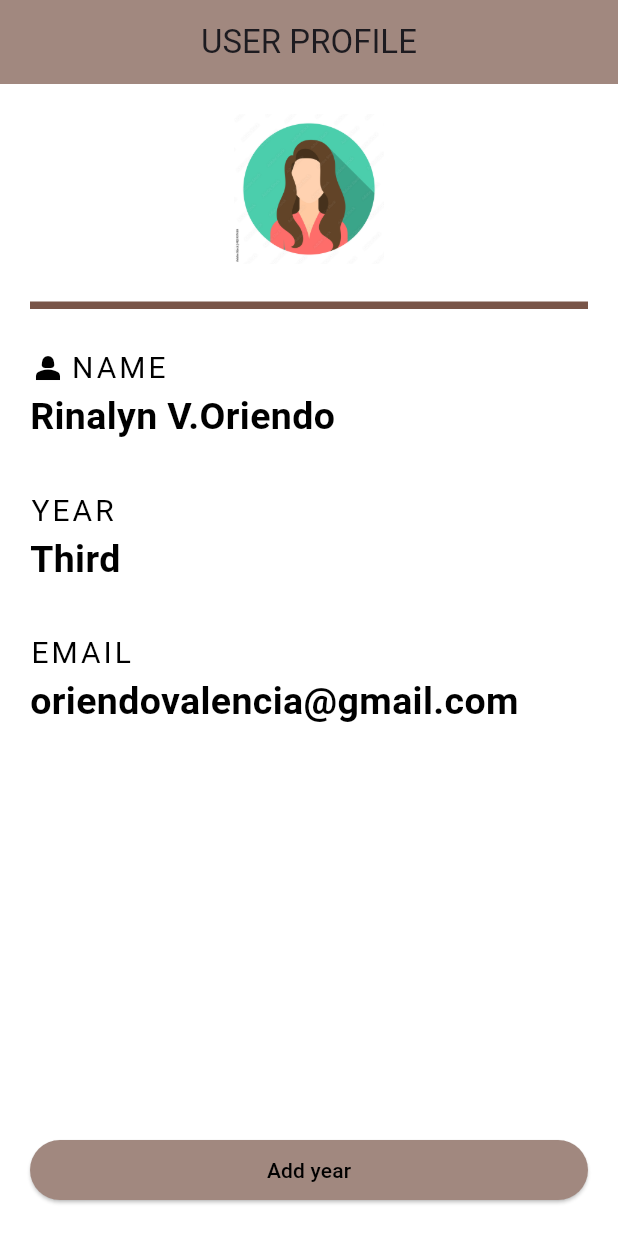
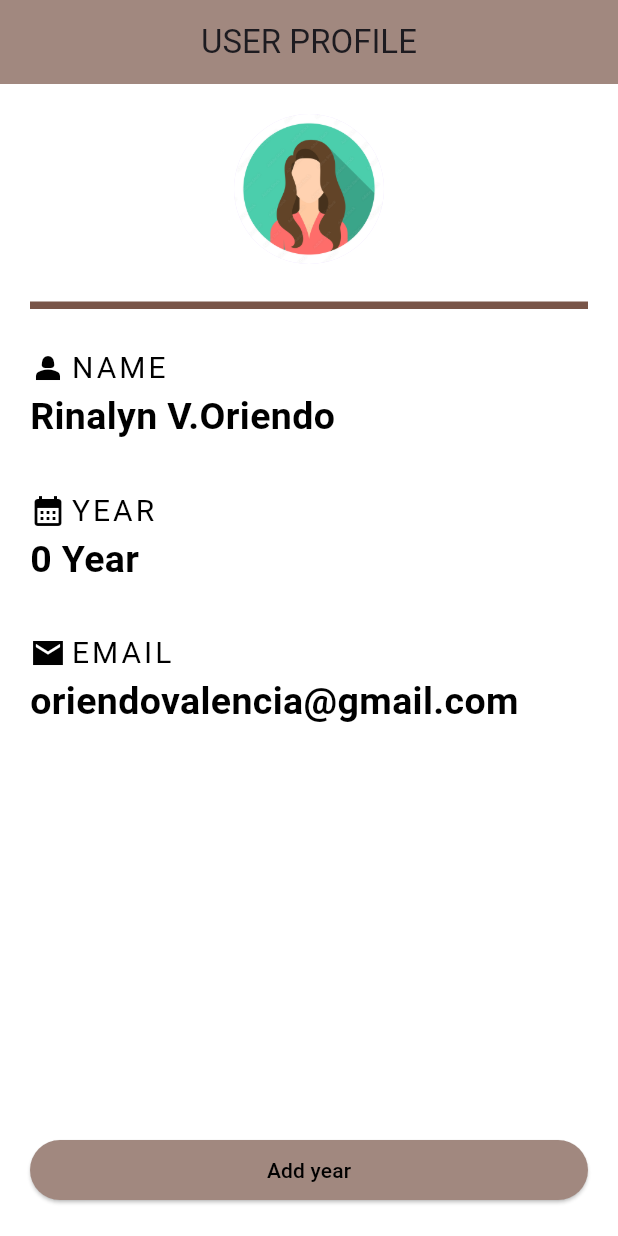
Before and after one commit to rinakels/Front-Bur-Gheran, a Flutter app: the screen it shows after launch, on a phone screen of 412 x 824 dp. Run offline on Flutter 3.47's test engine with Material 3 defaults, Android fonts, the phone set to English and light mode, and no system bars.

Commit message:
Finalize the Activity_1

```diff
--- a/lib/home.dart
+++ b/lib/home.dart
@@ -1,7 +1,15 @@
 import 'package:flutter/material.dart';
 
-class Home extends StatelessWidget {
+class Home extends StatefulWidget {
   const Home({super.key});
+
+  @override
+  State<Home> createState() => _HomeState();
+}
+
+class _HomeState extends State<Home> {
+
+  int year= 0;
 
   @override
   Widget build(BuildContext context) {
@@ -22,7 +30,7 @@ class Home extends StatelessWidget {
               children:<Widget>[
                 Center(
                   child: CircleAvatar(
-                    child: Image.asset('assets/browngirl.jpg'),
+                    backgroundImage: AssetImage('assets/browngirl.jpg'),
                     radius: 50.0,
                   ),
                 ),
@@ -59,6 +67,13 @@ class Home extends StatelessWidget {
                   ),
                 ),
                 SizedBox(height: 30.0,),
+                Row(
+                  children: [
+                    Icon(
+                      Icons.calendar_month_sharp,
+                      color:Colors.black,
+                    ),
+                    SizedBox(width: 3.0),
                     Text(
                       'YEAR',
                       style: TextStyle(
@@ -69,8 +84,11 @@ class Home extends StatelessWidget {
                       ),
 
                     ),
+                  ],
+                ),
+
                 Text(
-                  'Third',
+                  '$year Year',
                   style: TextStyle(
                     fontWeight: FontWeight.bold,
                     color: Colors.black,
@@ -78,6 +96,14 @@ class Home extends StatelessWidget {
                   ),
                 ),
                 SizedBox(height: 30.0,),
+
+                Row(
+                  children: [
+                    Icon(
+                      Icons.email_sharp,
+                      color: Colors.black,
+                    ),
+                    SizedBox(width: 3.0,),
                     Text(
                       'EMAIL',
                       style: TextStyle(
@@ -88,6 +114,10 @@ class Home extends StatelessWidget {
                       ),
 
                     ),
+
+                  ]
+                ),
+
                 Text(
                   'oriendovalencia@gmail.com',
                   style: TextStyle(
@@ -102,7 +132,11 @@ class Home extends StatelessWidget {
               crossAxisAlignment: CrossAxisAlignment.stretch,
               children: [
                 ElevatedButton(
-                    onPressed: (){},
+                    onPressed: (){
+                      setState(() {
+                        year + = 1;
+                      });
+                    },
                     child: Text('Add year',
                     style: TextStyle(color:Colors.black),
                     ),
```
Also changed, not shown: assets/woman.png (added). Lines whose indentation alone changed are shown as unchanged.
